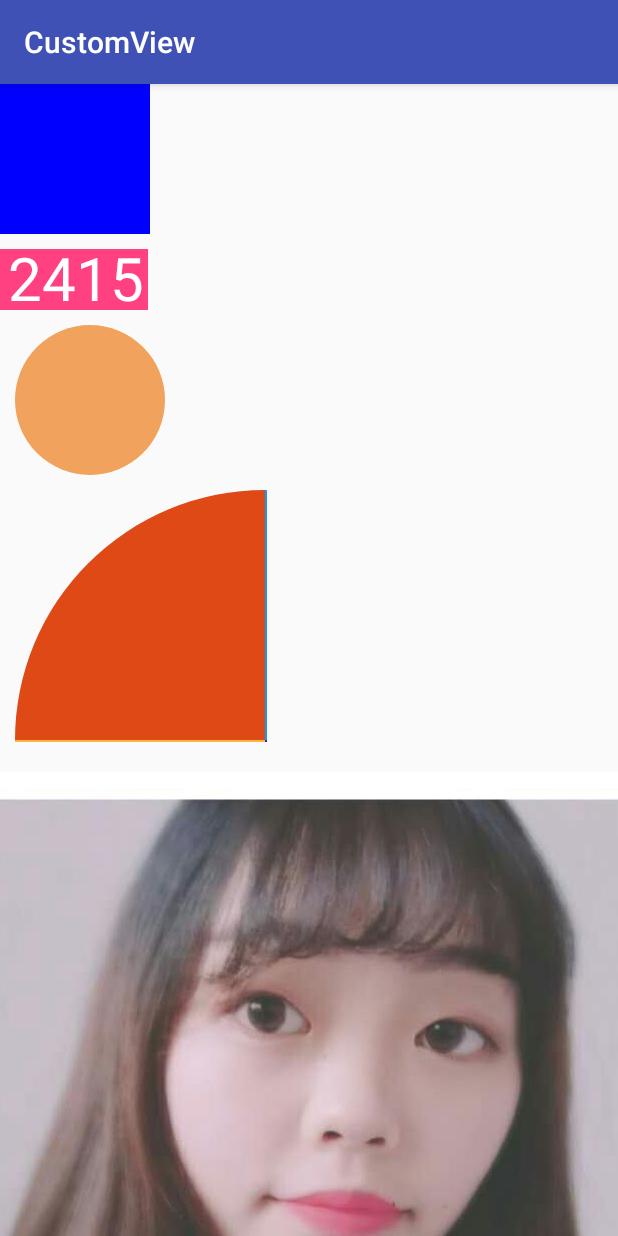
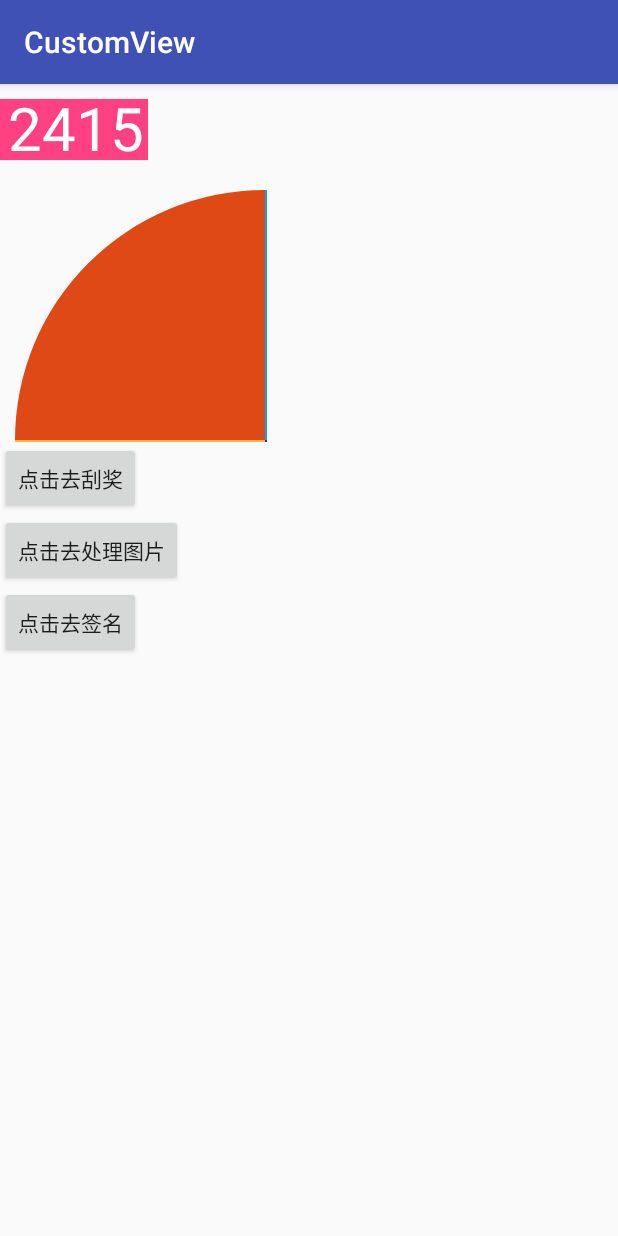
Before and after one commit to lyh1299259684/CustomView, an Android app: the screen it shows after launch (MainActivity), on a phone screen of 412 x 824 dp. Run offline under Robolectric (Android 15) with nearby library versions, the phone set to English and light mode, and no system bars.

Commit message:
1.初步完成自定义画板   1.1 新增Sketchpad类   1.2 新增SketchpadActivity类

```diff
--- a/app/build.gradle
+++ b/app/build.gradle
@@ -19,10 +19,11 @@ android {
 }
 
 dependencies {
-    implementation fileTree(dir: 'libs', include: ['*.jar'])
+    implementation fileTree(include: ['*.jar'], dir: 'libs')
     implementation 'com.android.support:appcompat-v7:27.1.1'
     implementation 'com.android.support.constraint:constraint-layout:1.1.0'
     testImplementation 'junit:junit:4.12'
     androidTestImplementation 'com.android.support.test:runner:1.0.2'
     androidTestImplementation 'com.android.support.test.espresso:espresso-core:3.0.2'
+    implementation 'com.android.support:recyclerview-v7:27.1.1'
 }
--- a/app/src/main/AndroidManifest.xml
+++ b/app/src/main/AndroidManifest.xml
@@ -17,7 +17,8 @@
             </intent-filter>
         </activity>
         <activity android:name=".LightingActivity" />
-        <activity android:name=".ScrathViewActivity"></activity>
+        <activity android:name=".ScrathViewActivity" />
+        <activity android:name=".SketchpadActivity"></activity>
     </application>
 
 </manifest>
--- a/app/src/main/java/com/liyahong/customview/MainActivity.java
+++ b/app/src/main/java/com/liyahong/customview/MainActivity.java
@@ -12,7 +12,7 @@ import com.liyahong.customview.widget.CustomTextView;
 public class MainActivity extends AppCompatActivity implements View.OnClickListener{
 
     private CustomTextView tv_custom;
-    private Button btn_intent_drawable, btn_intent_scrath_view;
+    private Button btn_intent_drawable, btn_intent_scrath_view, btn_intent_sketchpad;
 
     @Override
     protected void onCreate(Bundle savedInstanceState) {
@@ -28,12 +28,14 @@ public class MainActivity extends AppCompatActivity implements View.OnClickListe
         tv_custom = (CustomTextView) findViewById(R.id.tv_custom);
         btn_intent_drawable = (Button) findViewById(R.id.btn_intent_drawable);
         btn_intent_scrath_view = (Button) findViewById(R.id.btn_intent_scrath_view);
+        btn_intent_sketchpad = (Button) findViewById(R.id.btn_intent_sketchpad);
     }
 
     private void bindEvent() {
         tv_custom.setOnTextChangedListener(onTextChangedListener);
         btn_intent_drawable.setOnClickListener(this);
         btn_intent_scrath_view.setOnClickListener(this);
+        btn_intent_sketchpad.setOnClickListener(this);
     }
 
     private void initData() {
@@ -60,6 +62,9 @@ public class MainActivity extends AppCompatActivity implements View.OnClickListe
             case R.id.btn_intent_scrath_view:
                 startActivity(new Intent(this, ScrathViewActivity.class));
                 break;
+            case R.id.btn_intent_sketchpad:
+                startActivity(new Intent(this, SketchpadActivity.class));
+                break;
         }
     }
 }
--- a/app/src/main/res/layout/activity_main.xml
+++ b/app/src/main/res/layout/activity_main.xml
@@ -18,10 +18,10 @@
             android:layout_height="wrap_content"
             android:orientation="vertical">
 
-            <com.liyahong.customview.widget.DrawRect
-                android:id="@+id/view_draw_rect"
-                android:layout_width="100dp"
-                android:layout_height="100dp"/>
+            <!--<com.liyahong.customview.widget.DrawRect-->
+                <!--android:id="@+id/view_draw_rect"-->
+                <!--android:layout_width="100dp"-->
+                <!--android:layout_height="100dp"/>-->
 
             <com.liyahong.customview.widget.CustomTextView
                 android:id="@+id/tv_custom"
@@ -35,13 +35,13 @@
                 app:titleTextColor="@android:color/white"
                 app:titleTextSize="40sp" />
 
-            <com.liyahong.customview.widget.DrawCircle
-                android:id="@+id/view_draw_circle"
-                android:layout_width="100dp"
-                android:layout_height="100dp"
-                app:radius="50dp"
-                android:layout_marginStart="10dp"
-                app:circleColor="#f1a25d"/>
+            <!--<com.liyahong.customview.widget.DrawCircle-->
+                <!--android:id="@+id/view_draw_circle"-->
+                <!--android:layout_width="100dp"-->
+                <!--android:layout_height="100dp"-->
+                <!--app:radius="50dp"-->
+                <!--android:layout_marginStart="10dp"-->
+                <!--app:circleColor="#f1a25d"/>-->
 
             <com.liyahong.customview.widget.DrawArc
                 android:layout_width="168dp"
@@ -54,36 +54,36 @@
                 app:topColor="#109af9"
                 app:useCenter="true"/>
 
-            <com.liyahong.customview.widget.DrawBitmap
-                android:layout_width="match_parent"
-                android:layout_height="wrap_content"
-                android:layout_marginTop="20dp"
-                app:src="@mipmap/linger"
-                android:background="@color/colorAccent"/>
+            <!--<com.liyahong.customview.widget.DrawBitmap-->
+                <!--android:layout_width="match_parent"-->
+                <!--android:layout_height="wrap_content"-->
+                <!--android:layout_marginTop="20dp"-->
+                <!--app:src="@mipmap/linger"-->
+                <!--android:background="@color/colorAccent"/>-->
 
-            <com.liyahong.customview.widget.DrawText
-                android:layout_width="wrap_content"
-                android:layout_height="wrap_content"
-                android:background="@color/colorPrimary"
-                app:textSize="24sp"
-                app:textColor="@android:color/white"
-                app:text="玲玲$李先生"
-                android:layout_marginTop="10dp"
-                android:layout_marginBottom="10dp"
-                android:paddingBottom="3dp"/>
+            <!--<com.liyahong.customview.widget.DrawText-->
+                <!--android:layout_width="wrap_content"-->
+                <!--android:layout_height="wrap_content"-->
+                <!--android:background="@color/colorPrimary"-->
+                <!--app:textSize="24sp"-->
+                <!--app:textColor="@android:color/white"-->
+                <!--app:text="玲玲$李先生"-->
+                <!--android:layout_marginTop="10dp"-->
+                <!--android:layout_marginBottom="10dp"-->
+                <!--android:paddingBottom="3dp"/>-->
 
-            <com.liyahong.customview.widget.DrawPath
-                android:layout_width="wrap_content"
-                android:layout_height="wrap_content" />
+            <!--<com.liyahong.customview.widget.DrawPath-->
+                <!--android:layout_width="wrap_content"-->
+                <!--android:layout_height="wrap_content" />-->
 
-            <com.liyahong.customview.widget.DrawCircleAddColorFilter
-                android:layout_width="wrap_content"
-                android:layout_height="wrap_content"
-                android:layout_margin="10dp"
-                app:circleRadius="65dp"
-                app:defaultColor="@color/colorAccent"
-                app:filterColor="@color/colorPrimary"
-                android:background="@android:color/holo_green_dark"/>
+            <!--<com.liyahong.customview.widget.DrawCircleAddColorFilter-->
+                <!--android:layout_width="wrap_content"-->
+                <!--android:layout_height="wrap_content"-->
+                <!--android:layout_margin="10dp"-->
+                <!--app:circleRadius="65dp"-->
+                <!--app:defaultColor="@color/colorAccent"-->
+                <!--app:filterColor="@color/colorPrimary"-->
+                <!--android:background="@android:color/holo_green_dark"/>-->
 
             <Button
                 android:id="@+id/btn_intent_scrath_view"
@@ -96,6 +96,12 @@
                 android:layout_width="wrap_content"
                 android:layout_height="wrap_content"
                 android:text="点击去处理图片"/>
+
+            <Button
+                android:id="@+id/btn_intent_sketchpad"
+                android:layout_width="wrap_content"
+                android:layout_height="wrap_content"
+                android:text="点击去签名"/>
         </LinearLayout>
     </ScrollView>
 </LinearLayout>
```
Also changed, not shown: app/src/main/java/com/liyahong/customview/SketchpadActivity.java (added, +67 -0 lines), app/src/main/java/com/liyahong/customview/uitls/DrawableUtils.java (added, +132 -0 lines), app/src/main/java/com/liyahong/customview/widget/CustomSketchpad.java (added, +155 -0 lines), app/src/main/res/layout/activity_sketchpad.xml (added, +116 -0 lines), app/src/main/res/values/attrs.xml (+9 -0 lines), app/src/main/res/mipmap-hdpi/canvas.png (added), app/src/main/res/mipmap-hdpi/eraser.png (added), app/src/main/res/mipmap-hdpi/paint_strong_12.png (added), app/src/main/res/mipmap-hdpi/paint_strong_20.png (added), app/src/main/res/mipmap-hdpi/paint_strong_28.png (added), app/src/main/res/mipmap-hdpi/paint_strong_36.png (added), app/src/main/res/mipmap-hdpi/reset.png (added).
